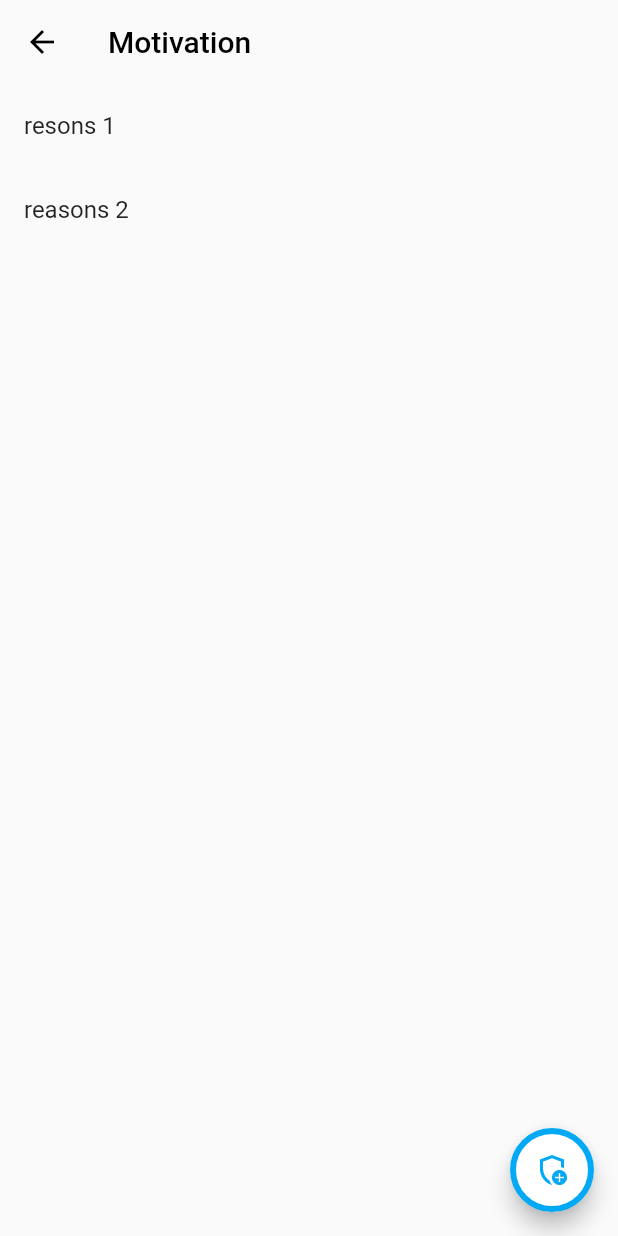
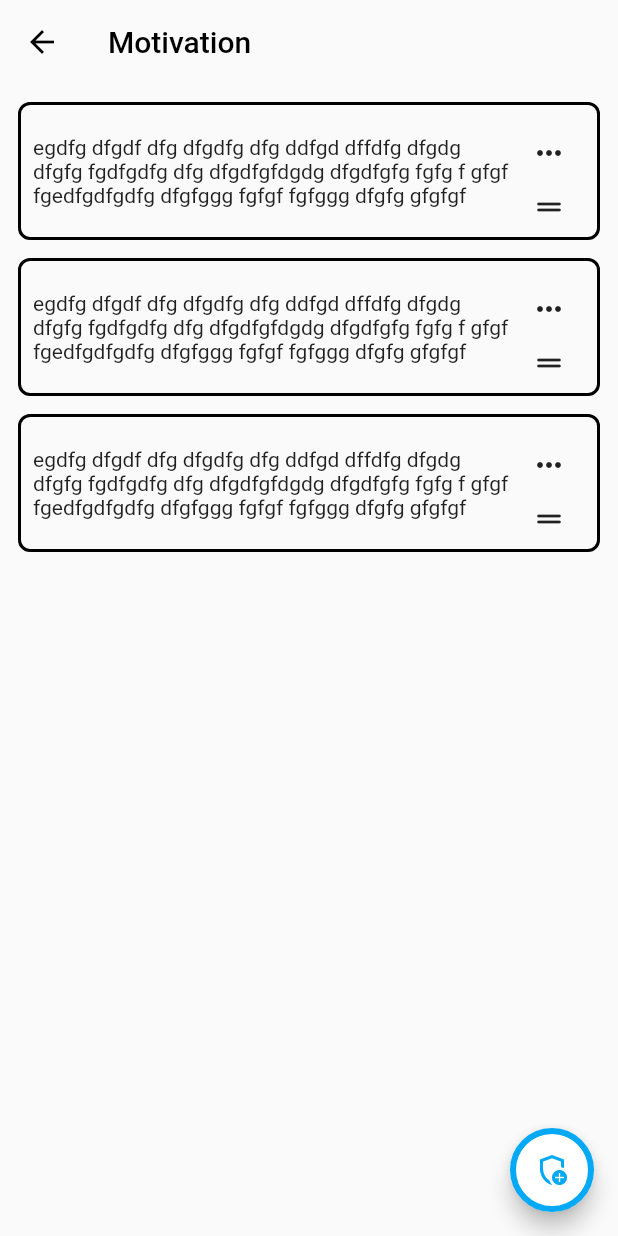
Before and after one commit to musahinist/quit_smoking, a Flutter app: the MotivationPage screen opened directly, on a phone screen of 412 x 824 dp. Run offline on Flutter 3.47's test engine with Material 2 defaults, Android fonts, the phone set to English and light mode, and no system bars; our stand-ins replace camera, flutter_riverpod, riverpod; missing offline and left inert: photo_manager.

Commit message:
add reasons reodrable listview

```diff
--- a/lib/model/user/mock_user.dart
+++ b/lib/model/user/mock_user.dart
@@ -27,8 +27,9 @@ User mockUser = const User(
     theme: 'Dark',
   ),
   reasons: [
-    'resons 1',
-    'reasons 2',
+    'egdfg dfgdf dfg dfgdfg dfg ddfgd dffdfg dfgdg dfgfg fgdfgdfg dfg dfgdfgfdgdg dfgdfgfg fgfg f gfgf fgedfgdfgdfg dfgfggg fgfgf fgfggg dfgfg gfgfgf',
+    'egdfg dfgdf dfg dfgdfg dfg ddfgd dffdfg dfgdg dfgfg fgdfgdfg dfg dfgdfgfdgdg dfgdfgfg fgfg f gfgf fgedfgdfgdfg dfgfggg fgfgf fgfggg dfgfg gfgfgf',
+    'egdfg dfgdf dfg dfgdfg dfg ddfgd dffdfg dfgdg dfgfg fgdfgdfg dfg dfgdfgfdgdg dfgdfgfg fgfg f gfgf fgedfgdfgdfg dfgfggg fgfgf fgfggg dfgfg gfgfgf'
   ],
   saveUp: [
     SaveUp(
--- a/lib/view/motivation/motivation_page.dart
+++ b/lib/view/motivation/motivation_page.dart
@@ -17,7 +17,20 @@ class MotivationPage extends ConsumerWidget {
         title: const Text('Motivation'),
       ),
       body: ReorderableListView.builder(
+        padding: const EdgeInsets.symmetric(horizontal: 12, vertical: 12),
+        physics: const BouncingScrollPhysics(),
         itemCount: user.reasons!.length,
+        proxyDecorator: (Widget child, int index, Animation<double> animation) {
+          return Material(
+            //  color: Colors.transparent,
+            shape: RoundedRectangleBorder(
+              borderRadius: BorderRadius.circular(8),
+            ),
+            child: child,
+          );
+        },
+        // itemExtent: 100,
+        buildDefaultDragHandles: false,
         onReorder: (int oldIndex, int newIndex) {
           if (oldIndex < newIndex) {
             newIndex -= 1;
@@ -26,7 +39,34 @@ class MotivationPage extends ConsumerWidget {
           user.reasons!.insert(newIndex, item);
         },
         itemBuilder: (_, i) {
-          return ListTile(key: Key('$i'), title: Text(user.reasons![i]));
+          return Container(
+            key: Key('$i'),
+            alignment: Alignment.center,
+            padding: const EdgeInsets.all(8),
+            margin: const EdgeInsets.only(bottom: 12),
+            decoration: BoxDecoration(
+              //color: Colors.white,
+              border: Border.all(width: 2),
+              borderRadius: BorderRadius.circular(8),
+            ),
+            child: Row(
+              children: [
+                Expanded(child: Text(user.reasons![i])),
+                Column(
+                  mainAxisAlignment: MainAxisAlignment.spaceBetween,
+                  children: [
+                    IconButton(
+                        onPressed: () {},
+                        icon: const Icon(Icons.more_horiz_outlined)),
+                    ReorderableDragStartListener(
+                      index: i,
+                      child: const Icon(Icons.drag_handle_rounded),
+                    ),
+                  ],
+                )
+              ],
+            ),
+          );
         },
       ),
       floatingActionButton: FloatingActionButton(
@@ -37,22 +77,26 @@ class MotivationPage extends ConsumerWidget {
               children: [
                 const SizedBox(height: 16),
                 TextFormField(
-                    maxLines: 5,
+                  maxLines: null,
                   autofocus: true,
+                  maxLength: 144,
                   decoration: const InputDecoration(
-                        hintText: 'Comments',
+                    hintText: 'Reason to quit smoking...',
                     border: OutlineInputBorder(
                       borderSide:
                           BorderSide(color: Colors.greenAccent, width: 5.0),
-                        )),
+                    ),
+                  ),
                 ),
                 const SizedBox(height: 16),
               ],
-              ));
+            ),
+          );
         },
         backgroundColor: Colors.white,
         shape: const CircleBorder(
-            side: BorderSide(color: Colors.lightBlue, width: 4)),
+          side: BorderSide(color: Colors.lightBlue, width: 4),
+        ),
         child:
             const Icon(Icons.add_moderator_outlined, color: Colors.lightBlue),
       ),
```
Also changed, not shown: lib/view/home/title_widget.dart (+6 -8 lines). Lines whose indentation alone changed are shown as unchanged.
